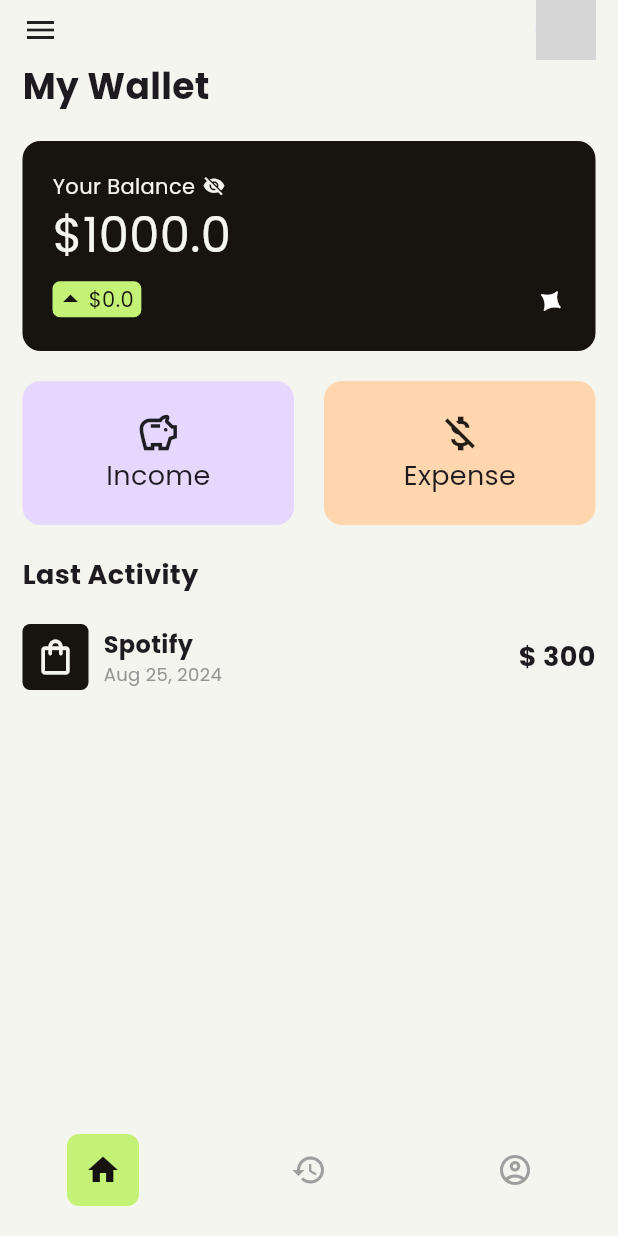
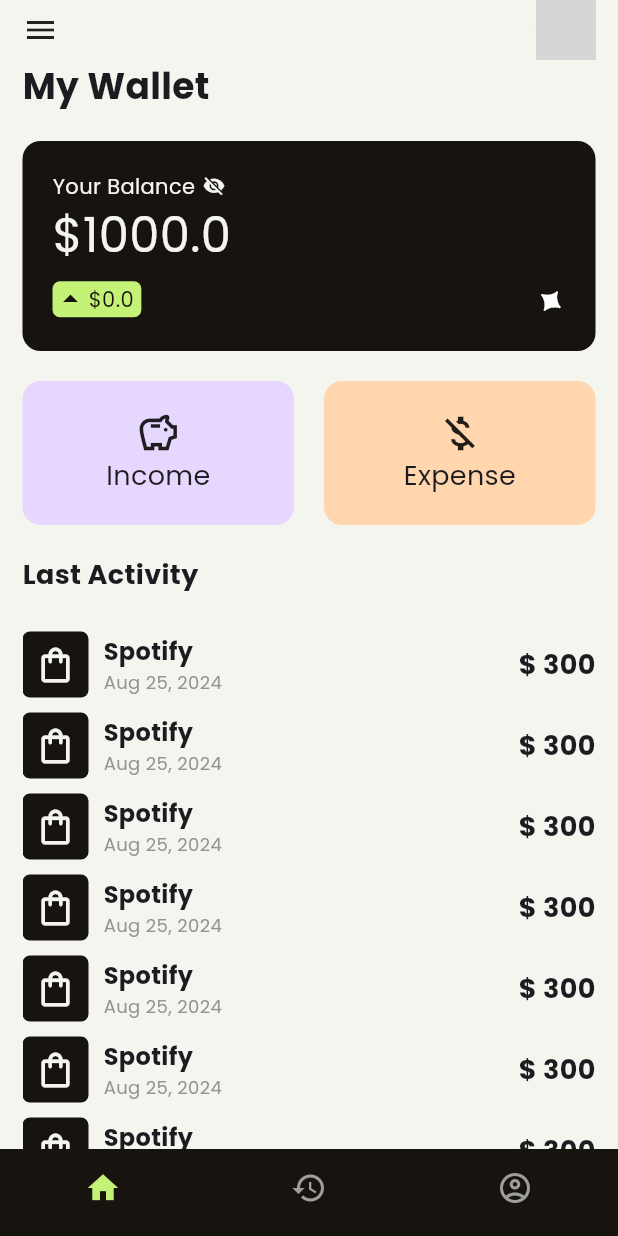
Before and after one commit to diegxperez/VisiApp, a Flutter app: the screen it shows after launch, on a phone screen of 412 x 824 dp. Run offline on Flutter 3.47's test engine with Material 3 defaults, Android fonts, the phone set to English and light mode, and no system bars; our stand-ins replace go_router, google_fonts; network calls fail; grey boxes are pictures that could not be loaded.

Commit message:
first commit

```diff
--- a/visi_app/lib/config/router/app_router.dart
+++ b/visi_app/lib/config/router/app_router.dart
@@ -1,22 +1,49 @@
 import 'package:go_router/go_router.dart';
-import 'package:visi_app/screens/historial_screen.dart';
-import 'package:visi_app/screens/profile_screen.dart';
-import '../../screens/home_screen.dart';
+import 'package:visi_app/presentation/views/views.dart';
 
 // GoRouter configuration
 final appRouter = GoRouter(
+  initialLocation: '/',
+  routes: [
+    ShellRoute(
+      builder: (context, state, child) {
+        return HomeScreen(childView: child);
+      },
       routes: [
         GoRoute(
           path: '/',
-      builder: (context, state) => const HomeScreen(),
+          builder: (context, state) {
+            return const HomeView();
+          },
         ),
         GoRoute(
           path: '/history',
-      builder: (context, state) => const HistorialScreen(),
+          builder: (context, state) {
+            return const HistoryView();
+          },
         ),
         GoRoute(
           path: '/profile',
-      builder: (context, state) => const ProfileScreen(),
+          builder: (context, state) {
+            return const ProfileView();
+          },
         ),
       ],
+    ),
+    // GoRoute(
+    //   path: '/home',
+    //   name: HomeView.name,
+    //   builder: (context, state) => const HomeView(),
+    // ),
+    // GoRoute(
+    //   path: '/history',
+    //   name: HistorialView.name,
+    //   builder: (context, state) => const HistorialView(),
+    // ),
+    // GoRoute(
+    //   path: '/profile',
+    //   name: ProfileView.name,
+    //   builder: (context, state) => const ProfileView(),
+    // ),
+  ],
 );
--- /dev/null
+++ b/visi_app/lib/presentation/views/home_view.dart
@@ -0,0 +1,103 @@
+import 'package:flutter/cupertino.dart';
+import 'package:flutter/material.dart';
+import 'package:flutter/widgets.dart';
+
+import '../../ui/balance_button.dart';
+import '../../ui/card_balance.dart';
+import '../../ui/custom_list_tile.dart';
+
+class HomeView extends StatelessWidget {
+  static const String name = 'home_screen';
+  const HomeView({super.key});
+
+  @override
+  Widget build(BuildContext context) {
+    return Padding(
+      padding: const EdgeInsets.symmetric(horizontal: 15.0),
+      child: SafeArea(
+          child: Column(
+        crossAxisAlignment: CrossAxisAlignment.start,
+        children: [
+          const Row(
+            mainAxisAlignment: MainAxisAlignment.spaceBetween,
+            children: [
+              Icon(Icons.menu),
+              CircleAvatar(
+                backgroundImage: NetworkImage(
+                    'https://img.freepik.com/free-psd/3d-illustration-person-with-sunglasses_23-2149436188.jpg?size=338&ext=jpg&ga=GA1.1.1319243779.1708732800&semt=ais'),
+              ),
+            ],
+          ),
+
+          const Text(
+            'My Wallet',
+            style: TextStyle(fontSize: 24, fontWeight: FontWeight.bold),
+          ),
+
+          const SizedBox(
+            height: 20,
+          ),
+          // Cards
+          const CardBalance(
+              balance: 1000, benefit: 0, color: Color(0xFF17130F)),
+          const SizedBox(
+            height: 20,
+          ),
+          // 2 Buttons Cards
+          const Row(
+            children: [
+              // Income Button
+              BalanceButton(
+                  color: Color(0xFFE6D7FE),
+                  icons: Icons.savings_outlined,
+                  text: 'Income'),
+              SizedBox(
+                width: 20,
+              ),
+              // Expense Button
+              BalanceButton(
+                  color: Color(0xFFFFD6AD),
+                  icons: Icons.money_off_csred_outlined,
+                  text: 'Expense'),
+            ],
+          ),
+          const SizedBox(
+            height: 20,
+          ),
+
+          // ListView
+          const Column(
+            crossAxisAlignment: CrossAxisAlignment.start,
+            children: [
+              Text(
+                'Last Activity',
+                style: TextStyle(fontWeight: FontWeight.bold, fontSize: 18),
+              ),
+              SizedBox(
+                height: 20,
+              ),
+            ],
+          ),
+
+          Expanded(
+            child: ListView.builder(
+              itemCount: 8,
+              shrinkWrap: true,
+              itemBuilder: (context, index) {
+                return const Padding(
+                  padding: EdgeInsets.symmetric(vertical: 5.0),
+                  child: CustomListTile(
+                    title: 'Spotify',
+                    amount: 300,
+                    icon: Icons.shopping_bag_outlined,
+                    date: 'Aug 25, 2024',
+                  ),
+                );
+              },
+            ),
+          )
+        ],
+      )),
+    );
+  }
+}
--- /dev/null
+++ b/visi_app/lib/presentation/views/views.dart
@@ -0,0 +1,4 @@
+export 'package:visi_app/presentation/views/home_view.dart';
+export 'package:visi_app/presentation/views/profile_view.dart';
+export 'package:visi_app/presentation/views/history_view.dart';
+export 'package:visi_app/screens/home_screen.dart';
--- a/visi_app/lib/screens/home_screen.dart
+++ b/visi_app/lib/screens/home_screen.dart
@@ -1,98 +1,17 @@
 import 'package:flutter/material.dart';
-import 'package:visi_app/ui/balance_button.dart';
-import 'package:visi_app/ui/card_balance.dart';
 import '../widgets/home_screen/custom_bottom_navigation_bar.dart';
-import '../ui/custom_list_tile.dart';
 
-int selectedIndex = 0;
-
-class HomeScreen extends StatefulWidget {
-  const HomeScreen({super.key});
+class HomeScreen extends StatelessWidget {
+  static const String name = 'home_screen';
+  final Widget childView;
+  const HomeScreen({super.key, required this.childView});
 
   @override
-  State<HomeScreen> createState() => _HomeScreenState();
-}
-
-class _HomeScreenState extends State<HomeScreen> {
-  @override
   Widget build(BuildContext context) {
-    return const Scaffold(
-      backgroundColor: Color(0xFFF5F5F0),
-      bottomNavigationBar: CustomBottomNavigationBar(),
-      body: Padding(
-        padding: EdgeInsets.symmetric(horizontal: 15.0),
-        child: SafeArea(
-            child: Column(
-          crossAxisAlignment: CrossAxisAlignment.start,
-          children: [
-            Row(
-              mainAxisAlignment: MainAxisAlignment.spaceBetween,
-              children: [
-                Icon(Icons.menu),
-                CircleAvatar(
-                  backgroundImage: NetworkImage(
-                      'https://img.freepik.com/free-psd/3d-illustration-person-with-sunglasses_23-2149436188.jpg?size=338&ext=jpg&ga=GA1.1.1319243779.1708732800&semt=ais'),
-                ),
-              ],
-            ),
-
-            Text(
-              'My Wallet',
-              style: TextStyle(fontSize: 24, fontWeight: FontWeight.bold),
-            ),
-
-            SizedBox(
-              height: 20,
-            ),
-            // Cards
-            CardBalance(balance: 1000, benefit: 0, color: Color(0xFF17130F)),
-            SizedBox(
-              height: 20,
-            ),
-            // 2 Buttons Cards
-            Row(
-              children: [
-                // Income Button
-                BalanceButton(
-                    color: Color(0xFFE6D7FE),
-                    icons: Icons.savings_outlined,
-                    text: 'Income'),
-                SizedBox(
-                  width: 20,
-                ),
-                // Expense Button
-                BalanceButton(
-                    color: Color(0xFFFFD6AD),
-                    icons: Icons.money_off_csred_outlined,
-                    text: 'Expense'),
-              ],
-            ),
-            SizedBox(
-              height: 20,
-            ),
-
-            // ListView
-            Column(
-              crossAxisAlignment: CrossAxisAlignment.start,
-              children: [
-                Text(
-                  'Last Activity',
-                  style: TextStyle(fontWeight: FontWeight.bold, fontSize: 18),
-                ),
-                SizedBox(
-                  height: 20,
-                ),
-                CustomListTile(
-                  title: 'Spotify',
-                  amount: 300,
-                  icon: Icons.shopping_bag_outlined,
-                  date: 'Aug 25, 2024',
-                )
-              ],
-            )
-          ],
-        )),
-      ),
+    return Scaffold(
+      backgroundColor: const Color(0xFFF5F5F0),
+      bottomNavigationBar: const CustomBottomNavigationBar(),
+      body: childView,
     );
   }
 }
--- a/visi_app/lib/ui/custom_build_icon.dart
+++ /dev/null
@@ -1,40 +0,0 @@
-import 'package:flutter/material.dart';
-import 'package:visi_app/screens/home_screen.dart';
-
-class CustomBuildIcon extends StatelessWidget {
-  final icon;
-  final index;
-
-  const CustomBuildIcon({super.key, required this.icon, required this.index});
-
-  @override
-  Widget build(BuildContext context) {
-    return Stack(
-      alignment: Alignment.center,
-      children: [
-        Container(
-          decoration: const BoxDecoration(
-              shape: BoxShape.circle, color: Colors.transparent),
-          child: Padding(
-            padding: const EdgeInsets.all(12.0),
-            child: Icon(icon, color: Colors.grey),
-          ),
-        ),
-        if (selectedIndex == index)
-          Container(
-            decoration: BoxDecoration(
-                shape: BoxShape.rectangle,
-                color: const Color(0xFFC4F276),
-                borderRadius: BorderRadius.circular(8.0)),
-            child: Padding(
-              padding: const EdgeInsets.all(12),
-              child: Icon(
-                icon,
-                color: const Color(0xff16120F),
-              ),
-            ),
-          ),
-      ],
-    );
-  }
-}
--- a/visi_app/lib/widgets/home_screen/custom_bottom_navigation_bar.dart
+++ b/visi_app/lib/widgets/home_screen/custom_bottom_navigation_bar.dart
@@ -1,49 +1,62 @@
 import 'package:flutter/material.dart';
-import 'package:visi_app/screens/home_screen.dart';
-import 'package:visi_app/ui/custom_build_icon.dart';
+import 'package:go_router/go_router.dart';
 
-class CustomBottomNavigationBar extends StatefulWidget {
+class CustomBottomNavigationBar extends StatelessWidget {
   const CustomBottomNavigationBar({super.key});
 
-  @override
-  State<CustomBottomNavigationBar> createState() =>
-      _CustomBottomNavigationBarState();
+  int getCurrentIndex(BuildContext context) {
+    final String location = GoRouterState.of(context).uri.toString();
+    switch (location) {
+      case '/':
+        return 0;
+      case '/history':
+        return 1;
+      case '/profile':
+        return 2;
+      default:
+        return 0;
+    }
   }
 
-class _CustomBottomNavigationBarState extends State<CustomBottomNavigationBar> {
+  void onItemTapped(BuildContext context, int index) {
+    switch (index) {
+      case 0:
+        context.go('/');
+        break;
+      case 1:
+        context.go('/history');
+        break;
+      case 2:
+        context.go('/profile');
+        break;
+    }
+  }
+
   @override
   Widget build(BuildContext context) {
     return Theme(
         data: Theme.of(context).copyWith(
           splashColor: Colors.transparent,
           highlightColor: Colors.transparent,
-        splashFactory: NoSplash.splashFactory,
+          splashFactory: NoSplash.splashFactory, // Elimina la salpicadura
         ),
         child: BottomNavigationBar(
-        currentIndex: selectedIndex,
-        onTap: (value) {
-          setState(() {
-            selectedIndex = value;
-          });
-        },
-        backgroundColor: const Color(0xFFF5F5F0),
+            backgroundColor: const Color(0xFF17130F),
+            selectedItemColor:
+                Color(0xFFC4F276), // Color de fondo cuando está seleccionado
+            unselectedItemColor:
+                Colors.grey, // Color de fondo cuando no está seleccionado
             showSelectedLabels: false,
             showUnselectedLabels: false,
             elevation: 0.0,
+            currentIndex: getCurrentIndex(context),
+            onTap: (value) => onItemTapped(context, value),
             items: const [
+              BottomNavigationBarItem(icon: Icon(Icons.home), label: 'Home'),
               BottomNavigationBarItem(
-            icon: CustomBuildIcon(icon: Icons.home, index: 0),
-            label: 'Home',
-          ),
+                  icon: Icon(Icons.history), label: 'History'),
               BottomNavigationBarItem(
-              icon: CustomBuildIcon(icon: Icons.history, index: 1),
-              label: 'History'),
-          BottomNavigationBarItem(
-              icon: CustomBuildIcon(
-                  icon: Icons.account_circle_outlined, index: 2),
-              label: 'Account'),
-        ],
-      ),
-    );
+                  icon: Icon(Icons.account_circle_outlined), label: 'Account'),
+            ]));
   }
 }
```
Also changed, not shown: visi_app/lib/presentation/views/history_view.dart (added, +54 -0 lines), visi_app/lib/presentation/views/profile_view.dart (added, +54 -0 lines), visi_app/lib/screens/historial_screen.dart (deleted, +0 -64 lines), visi_app/lib/screens/profile_screen.dart (deleted, +0 -61 lines). Lines whose indentation alone changed are shown as unchanged.
